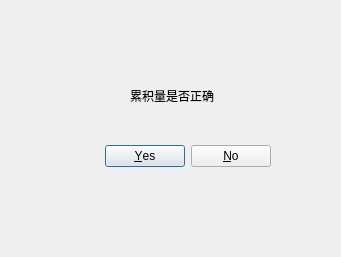
First picture: the form in test_automatic/totalizer.ui, repository raindream1129/QTprojects, before the edit.
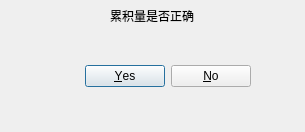
Second picture: the form after the edit.

What changed in the file:
```diff
--- a/test_automatic/totalizer.ui
+++ b/test_automatic/totalizer.ui
@@ -6,8 +6,8 @@
    <rect>
     <x>0</x>
     <y>0</y>
-    <width>341</width>
-    <height>257</height>
+    <width>305</width>
+    <height>132</height>
    </rect>
   </property>
   <property name="windowTitle">
@@ -16,8 +16,8 @@
   <widget class="QDialogButtonBox" name="buttonBox">
    <property name="geometry">
     <rect>
-     <x>50</x>
-     <y>140</y>
+     <x>30</x>
+     <y>60</y>
      <width>221</width>
      <height>32</height>
     </rect>
@@ -32,8 +32,8 @@
   <widget class="QLabel" name="label">
    <property name="geometry">
     <rect>
-     <x>130</x>
-     <y>80</y>
+     <x>110</x>
+     <y>0</y>
      <width>121</width>
      <height>31</height>
     </rect>
```
Left out of the diff: 2 changed lines with no effect on the pictures.
